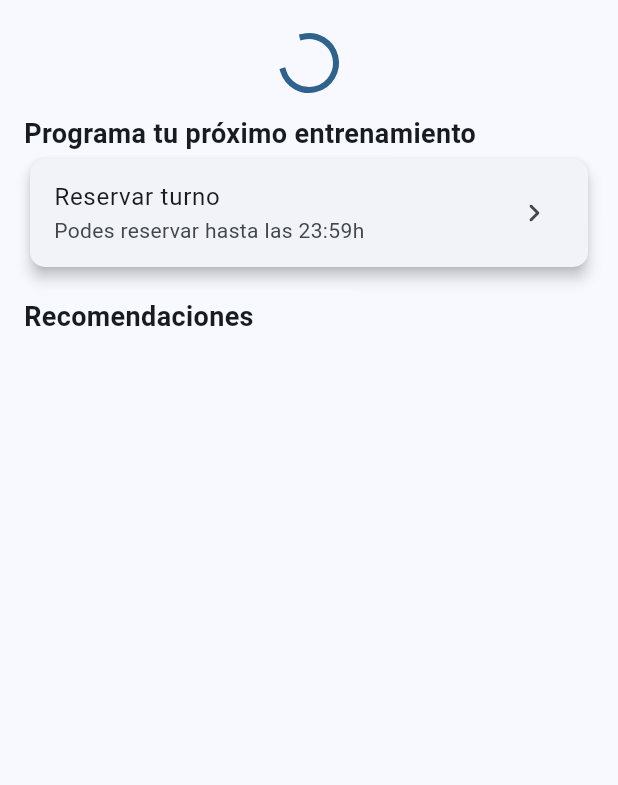
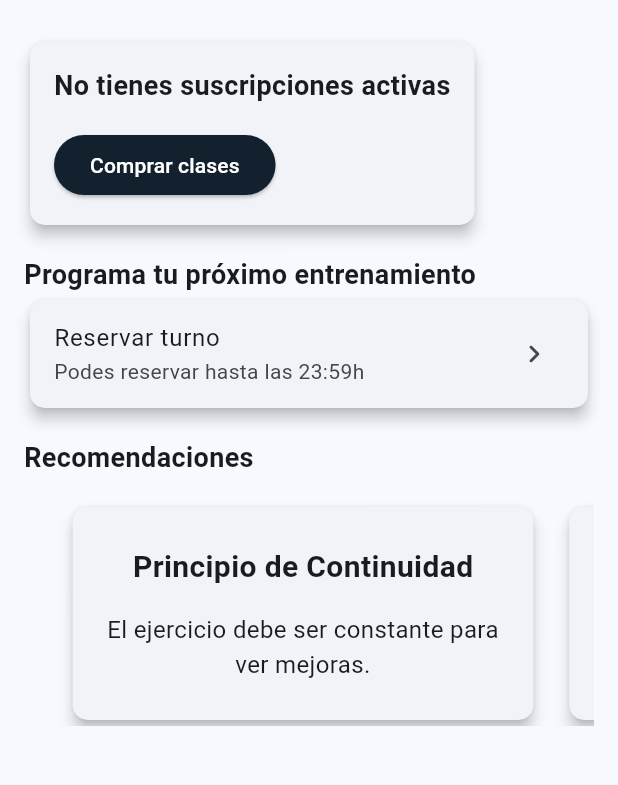
Before and after one commit to LucasAvilaDev/lemonApp, a Flutter app: the HomePage screen opened directly, on a phone screen of 412 x 824 dp, the part 72-857 px from its top. Run offline on Flutter 3.47's test engine with Material 3 defaults, Android fonts, the light colour scheme and no system bars; our stand-ins replace image_picker, shared_preferences, sqflite; accounts and stored records are empty.

Commit message:
rediseño de pantallas

```diff
--- a/lib/src/pages/home_page.dart
+++ b/lib/src/pages/home_page.dart
@@ -2,6 +2,7 @@ import 'package:flutter/material.dart';
 import 'package:shared_preferences/shared_preferences.dart';
 
 import '../../db_test.dart';
+import 'recomendaciones_widget.dart';
 import 'select_plan_page.dart';
 
 class HomePage extends StatefulWidget {
@@ -15,8 +16,8 @@ class HomePage extends StatefulWidget {
 class HomePageState extends State<HomePage> {
   final DBHelper _dbHelper = DBHelper();
   Map<String, dynamic>? suscripciones;
-  final int _clasesTotales = 0;
-  final int _clasesRestantes = 0;
+  int _clasesTotales = 0;
+  int _clasesRestantes = 0;
 
   @override
   void initState() {
@@ -24,19 +25,28 @@ class HomePageState extends State<HomePage> {
     _loadClases(); // Cargar las clases del usuario al inicializar
   }
 
+  bool isLoading = true;
   Future<void> _loadClases() async {
+  setState(() {
+    isLoading = true;
+  });
   var userId = await getUserId();
-    /*
   var suscripciones = await _dbHelper.getActiveSubscription(userId!);
-    if (suscripciones != null){
+
+  if (suscripciones != null) {
     var plan = await _dbHelper.getPlanById(suscripciones['plan_id']);
     setState(() {
-        suscripciones = suscripciones;
-        _clasesTotales = plan?['class_quantity'];
-        _clasesRestantes = suscripciones!['remaining_classes'];
+      this.suscripciones = suscripciones;
+      _clasesTotales = plan?['class_quantity'] ?? 0;
+      _clasesRestantes = suscripciones['remaining_classes'] ?? 0;
+      isLoading = false;
+    });
+  } else {
+    setState(() {
+      this.suscripciones = null;
+      isLoading = false;
     });
   }
-    */
 }
 
   Future<int?> getUserId() async {
@@ -46,9 +56,47 @@ class HomePageState extends State<HomePage> {
 
   Widget _buildMisClasesCard() {
   if (suscripciones == null) {
-      return const Center(child: CircularProgressIndicator());
+    // Mostrar la tarjeta de compra si no hay suscripciones
+    return Card(
+      elevation: 4,
+      shape: RoundedRectangleBorder(borderRadius: BorderRadius.circular(10)),
+      child: Padding(
+        padding: const EdgeInsets.all(16.0),
+        child: Column(
+          crossAxisAlignment: CrossAxisAlignment.start,
+          children: [
+            const Text(
+              'No tienes suscripciones activas',
+              style: TextStyle(
+                fontSize: 18,
+                fontWeight: FontWeight.bold,
+              ),
+            ),
+            const SizedBox(height: 16),
+            ElevatedButton(
+              onPressed: () {
+                Navigator.push(
+                  context,
+                  MaterialPageRoute(
+                    builder: (context) => const SelectPlanPage(),
+                  ),
+                );
+              },
+              style: ElevatedButton.styleFrom(
+                backgroundColor: const Color(0xFF13212E),
+              ),
+              child: const Text(
+                'Comprar clases',
+                style: TextStyle(color: Colors.white),
+              ),
+            ),
+          ],
+        ),
+      ),
+    );
   }
 
+  // Si hay suscripciones, mostrar la tarjeta con la barra de progreso
   return Card(
     elevation: 4,
     shape: RoundedRectangleBorder(borderRadius: BorderRadius.circular(10)),
@@ -68,7 +116,9 @@ class HomePageState extends State<HomePage> {
           LinearProgressIndicator(
             borderRadius: const BorderRadius.all(Radius.circular(50)),
             minHeight: 8,
-              value: _clasesRestantes / _clasesTotales,
+            value: _clasesTotales > 0
+                ? _clasesRestantes / _clasesTotales
+                : 0, // Asegurarse de que no divida por cero
             backgroundColor: Colors.grey[300],
             valueColor: const AlwaysStoppedAnimation<Color>(
               Color(0xFF13212E),
@@ -112,6 +162,7 @@ class HomePageState extends State<HomePage> {
     ),
   );
 }
+
 
 @override
 Widget build(BuildContext context) {
@@ -158,6 +209,7 @@ Widget build(BuildContext context) {
               const SizedBox(height: 16),
               _buildSectionTitle('Recomendaciones'),
               const SizedBox(height: 16),
+              _buildRecomendacionesCarousel(),
             ],
           ),
         ),
@@ -206,4 +258,13 @@ Widget _buildSectionTitle(String title) {
       ),
     );
   }
+
+    Widget _buildRecomendacionesCarousel() {
+    // Aquí simplemente devuelve el widget que creaste para mostrar el carrusel de recomendaciones
+    return const SizedBox(
+
+      height: 150, // Ajusta la altura según necesites
+      child: RecomendacionesWidget(),  // Utiliza la página de recomendaciones que creaste
+    );
   }
+}
--- /dev/null
+++ b/lib/src/pages/recomendaciones_widget.dart
@@ -0,0 +1,138 @@
+import 'package:flutter/material.dart';
+
+class RecomendacionesWidget extends StatelessWidget {
+  const RecomendacionesWidget({super.key});
+
+  final List<Map<String, String>> recomendaciones = const [
+    {
+      'title': 'Principio de Continuidad',
+      'description': 'El ejercicio debe ser constante para ver mejoras.',
+      'details':
+          'El ejercicio ha de ser realizado de una manera habitual y repetida, para que se produzcan cambios positivos en el organismo; es decir para que se mejore a nivel físico se han de trabajar de 3 a 5 días como mínimo por semana. Cuando ese ejercicio se ha repetido y no se mejora, deberemos aumentar la intensidad o el volumen del mismo para seguir mejorando. Por ejemplo correr un día 15 min., no es lo mismo que correr 4 días 15 min. Es decir hacer ejercicio esporádicamente no vale para nada, si queremos mejorar nuestra salud y rendimiento físico, deberemos trabajar habitualmente y eso supone entrenar entre 3 y 5 días por semana. Cuando se hace ejercicio de manera habitual y se deja de realizar el mismo, los beneficios producidos por la actividad física se pierden rápidamente.',
+    },
+    {
+      'title': 'Principio de Progresión',
+      'description': 'Aumenta la intensidad de forma gradual.',
+      'details':
+          'Para aumentar la capacidad de rendimiento físico, se deben aumentar las cargas de entrenamiento de manera gradual, es decir se ha de aumentar el volumen y la intensidad de los ejercicios. Si una persona trabaja siempre de la misma manera, una vez que el organismo se ha acostumbrado éste no sigue mejorando. Por ejemplo, si trabajamos 15 minutos de carrera durante mucho tiempo y no variamos ni la cantidad de tiempo, ni la calidad de la carrera, correr ese tiempo a más ritmo, llegará un momento en que esa actividad no suponga un beneficio para ese organismo. Ese aumento tanto en el volumen (cantidad de ejercicio), como en la intensidad (calidad con la que se hace ese ejercicio) ha de ser gradual, es decir poco a poco. Siguiendo con el ejemplo de los 15 min. de carrera, el principio de progresión nos dice que para seguir mejorando debemos aumentar el volumen, es decir correr más tiempo (por ejemplo 20 min.) o la intensidad del ejercicio ,es decir correr esos 15 min. pero a más ritmo. Durante un período de entrenamiento se debe ir aumentando paulatinamente la cantidad de ejercicios, para después aumentar la intensidad de los mismos. En los programas de salud se deberá aumentar sobre todo el volumen y se deberá tener cuidado con el aumento de la intensidad.',
+    },
+    {
+      'title': 'Principio de Alternancia',
+      'description': 'Alterna ejercicios fuertes con suaves.',
+      'details':
+          'Cuando se realiza actividad física tanto en una sesión, como durante un período de entrenamiento, se han de alternar los períodos o ejercicios suaves con los periodos o ejercicios fuertes, ya que de otro modo el organismo no aguantaría y podría ser perjudicial para su salud.Después de un ejercicio fuerte vendrá uno suave para que el organismo se recupere y del mismo modo después de un entrenamiento duro vendrá otro suave. Este principio se ve muy claro cuando se realiza un circuito de acondicionamiento físico; en este método de entrenamiento se pasa de un ejercicio a otro alternando las diferentes partes del cuerpo, así si en un ejercicio se trabajan los brazos, en el siguiente serán las piernas, para que así los brazos descansen y no se sobrecarguen demasiado. Este principio se debe tener muy presente en los programas de salud, ya que nos garantiza la recuperación de nuestro organismo, evita lesiones y sobrecargas innecesarias.',
+    },
+    {
+      'title': 'Principio de Sobrecarga',
+      'description': 'El esfuerzo debe aumentar progresivamente.',
+      'details':'El organismo sometido a esfuerzos físicos se adapta progresivamente, para soportar esfuerzos o cargas cada vez mayores. Todo ejercicio destinado a desarrollar una cualidad física debe ser suficientemente intenso para que produzca un cambio en el organismo (ley del umbral). Así, ejercicios de baja intensidad no producen mejoras, ejercicios de mediana intensidad no producen mejoras pero sirven para mantener las ya adquiridas, estímulos de intensidad fuerte producen mejoras en el organismo y estímulos de excesiva intensidad pueden provocar daños en el sistema orgánico, sobre todo si se abusa de ellos. Este principio lo que nos viene a decir que para mejorar, el esfuerzo a realizar cada vez ha de ser mayor, tanto en su volumen como en su intensidad. Es decir una persona que está acostumbrada a realizar 20 abdominales, si quiere seguir mejorando su abdomen deberá aumentar la cantidad de abdominales a realizar por ejemplo a 25 o bien realizará esos mismos 20 abdominales pero con una ligera sobrecarga adicional (con un balón medicinal sobre el pecho).'    },
+  ];
+
+  @override
+  Widget build(BuildContext context) {
+    return Column(
+      children: [
+        Expanded(
+          child: PageView.builder(
+            controller: PageController(
+                viewportFraction: 0.85), // Ajusta el espacio entre las tarjetas
+            itemCount: recomendaciones.length,
+            itemBuilder: (context, index) {
+              var recomendacion = recomendaciones[index];
+              return Padding(
+                padding: EdgeInsets.only(
+                  left: index == 0
+                      ? 0
+                      : 8.0, // Sin padding a la izquierda para la primera tarjeta
+                  right: index == recomendaciones.length - 1
+                      ? 0
+                      : 8.0, // Sin padding a la derecha para la última tarjeta
+                ),
+                child: GestureDetector(
+                  onTap: () {
+                    showDetalleRecomendacionDialog(context,
+                        recomendacion['title']!, recomendacion['details']!);
+                  },
+                  child: Card(
+                    shape: RoundedRectangleBorder(
+                      borderRadius: BorderRadius.circular(10),
+                    ),
+                    elevation: 4,
+                    child: Padding(
+                      padding: const EdgeInsets.all(16.0),
+                      child: Column(
+                        mainAxisAlignment: MainAxisAlignment.center,
+                        children: [
+                          Text(
+                            recomendacion['title']!,
+                            style: const TextStyle(
+                              fontSize: 20,
+                              fontWeight: FontWeight.bold,
+                            ),
+                          ),
+                          const SizedBox(height: 16),
+                          Text(
+                            recomendacion['description']!,
+                            style: const TextStyle(fontSize: 16),
+                            textAlign: TextAlign.center,
+                          ),
+                        ],
+                      ),
+                    ),
+                  ),
+                ),
+              );
+            },
+          ),
+        ),
+      ],
+    );
+  }
+}
+
+class DetalleRecomendacionDialog extends StatelessWidget {
+  final String title;
+  final String details;
+
+  const DetalleRecomendacionDialog({
+    super.key,
+    required this.title,
+    required this.details,
+  });
+
+  @override
+  Widget build(BuildContext context) {
+    return AlertDialog(
+      title: Text(title),
+      content: SingleChildScrollView(
+        child: ListBody(
+          children: [
+            Text(
+              details,
+              style: const TextStyle(fontSize: 16),
+            ),
+          ],
+        ),
+      ),
+      actions: [
+        TextButton(
+          onPressed: () {
+            Navigator.of(context).pop(); // Cierra el diálogo
+          },
+          child: const Text('Cerrar'),
+        ),
+      ],
+    );
+  }
+}
+
+// Función para mostrar el diálogo
+void showDetalleRecomendacionDialog(
+    BuildContext context, String title, String details) {
+  showDialog(
+    context: context,
+    builder: (BuildContext context) {
+      return DetalleRecomendacionDialog(title: title, details: details);
+    },
+  );
+}
--- a/pubspec.yaml
+++ b/pubspec.yaml
@@ -11,10 +11,10 @@ dependencies:
     sdk: flutter
   percent_indicator: ^3.0.1
   qr_flutter: ^4.0.0
-  image_picker: ^0.8.7+4
-  sqflite: ^2.3.3+2
+  image_picker: ^1.1.2
+  sqflite: ^2.4.0
   path: ^1.9.0
-  shared_preferences: ^2.2.2
+  shared_preferences: ^2.3.2
 
 dev_dependencies:
   flutter_test:
```
Also changed, not shown: lib/db_test.dart (+5 -5 lines), lib/src/pages/confirmacion_page.dart (+7 -8 lines), lib/src/pages/login_page.dart (+38 -17 lines), lib/src/pages/signup_page.dart (+80 -40 lines), pubspec.lock, 1 other file. Lines whose indentation alone changed are shown as unchanged.
